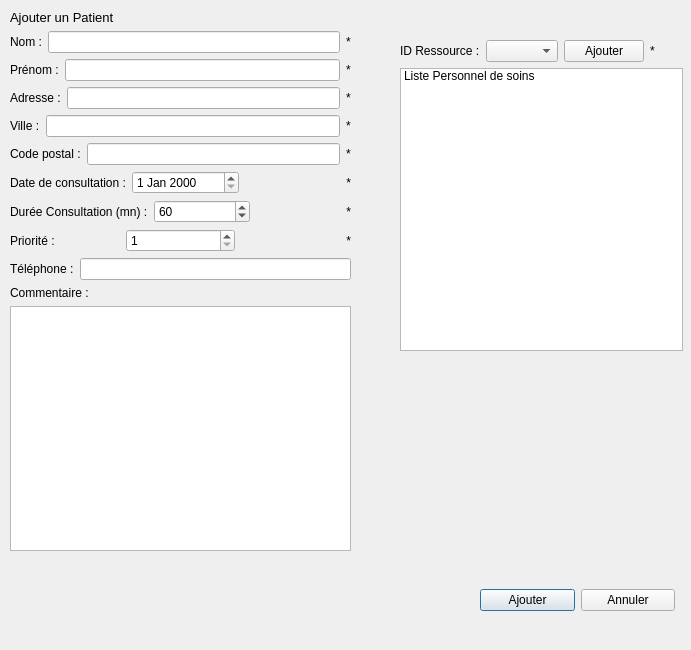
The window that view/patientwindow.ui (kilian-paquier/qt-patients) describes before a commit, drawn with Qt 5.
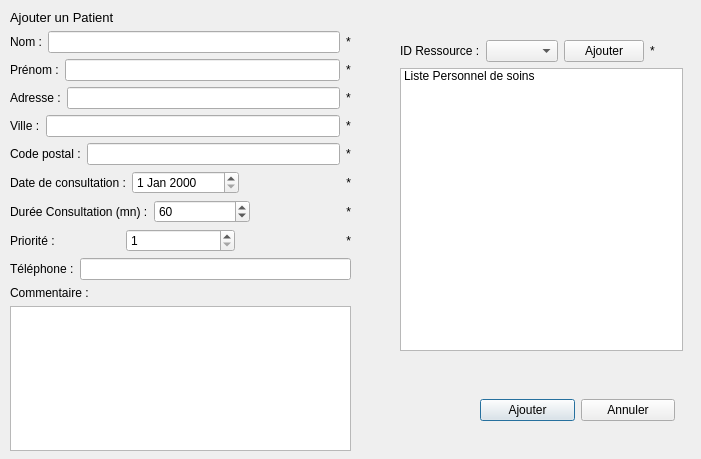
The same window after the commit.

What changed in the file:
```diff
--- a/view/patientwindow.ui
+++ b/view/patientwindow.ui
@@ -6,8 +6,8 @@
    <rect>
     <x>0</x>
     <y>0</y>
-    <width>691</width>
-    <height>650</height>
+    <width>701</width>
+    <height>459</height>
    </rect>
   </property>
   <property name="windowTitle">
@@ -17,7 +17,7 @@
    <property name="geometry">
     <rect>
      <x>480</x>
-     <y>560</y>
+     <y>370</y>
      <width>195</width>
      <height>80</height>
     </rect>
@@ -45,7 +45,7 @@
      <x>10</x>
      <y>10</y>
      <width>341</width>
-     <height>541</height>
+     <height>441</height>
     </rect>
    </property>
    <layout class="QVBoxLayout" name="verticalLayout_2">
```
Left out of the diff: 37 changed lines with no effect on the pictures.
